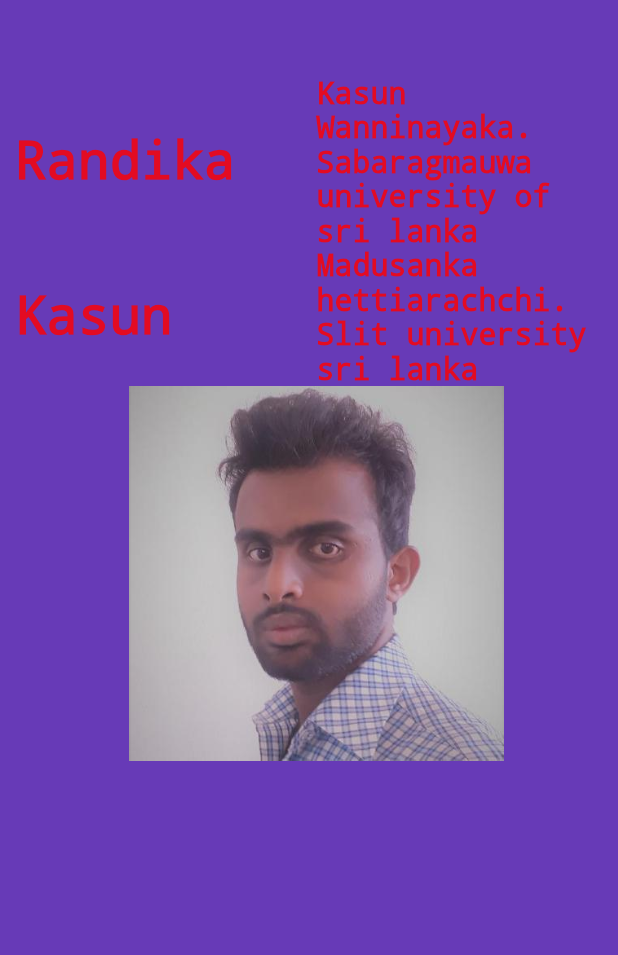
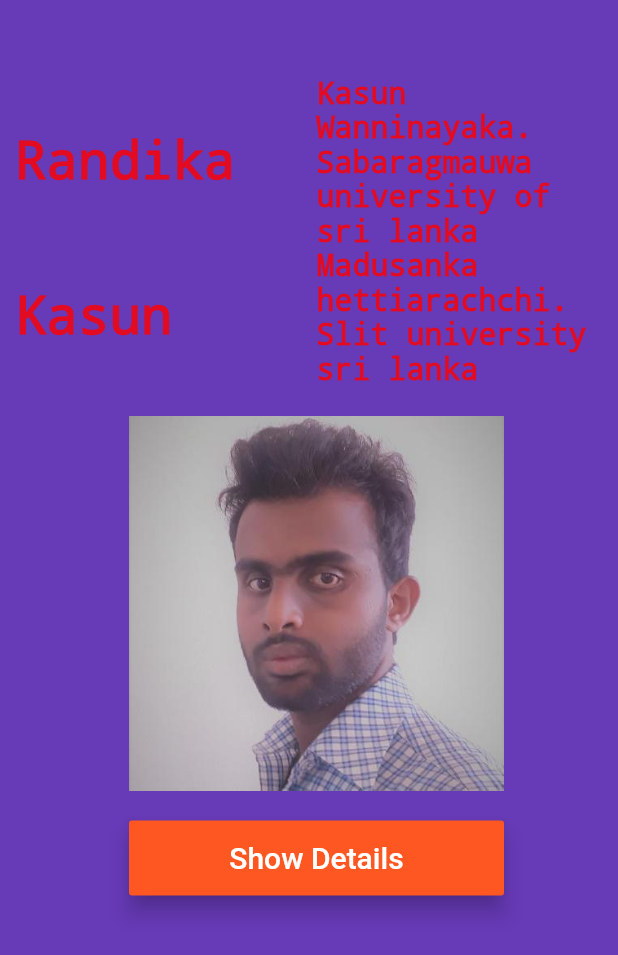
Before and after one commit to randikawann/BasicFlutter, a Flutter app: the screen it shows after launch, on a phone screen of 412 x 824 dp. Shown: the top 955 px of the screen. Run offline on Flutter 3.47's test engine with Material 2 defaults, Android fonts, the phone set to English and light mode, and no system bars.

Commit message:
raised button and alertdialog added

```diff
--- a/lib/app_screens/home.dart
+++ b/lib/app_screens/home.dart
@@ -58,7 +58,8 @@ class Home extends StatelessWidget {
                 )
               ],
             ),
-            FlightImageAssert()
+            FlightImageAssert(),
+            FlightBookButton()
           ],
         ));
   }
@@ -71,7 +72,44 @@ class FlightImageAssert extends StatelessWidget{
     AssetImage assetImage = AssetImage("images/29189619.jpeg");
     Image image = Image(image: assetImage, width: 250.0, height: 250.0,);
     return Container(
+      margin: EdgeInsets.only(top: 20.0),
       child: image,
     );
   }
 }
+
+class FlightBookButton extends StatelessWidget{
+  @override
+  Widget build(BuildContext context) {
+    // TODO: implement build
+    return Container(
+      margin: EdgeInsets.only(top: 20.0),
+      width: 250.0,
+      height: 50.0,
+      child: RaisedButton(
+          color: Colors.deepOrange,
+          child: Text(
+            "Show Details",
+            style: TextStyle(
+              fontSize: 20.0,
+              color: Colors.white,
+          ),),
+          elevation: 6.0,
+          onPressed: () {
+            //action
+            showUserDetails(context);
+          }),
+    );
+  }
+  void showUserDetails(BuildContext context){
+     var alertDialog = AlertDialog(
+       title: Text("Details shows successfully",),
+       content: Text("Choose like person as soon as posible "),
+     );
+
+     showDialog(context: context,
+     builder: (BuildContext context){
+       return alertDialog;
+     });
+  }
+}
--- a/lib/main.dart
+++ b/lib/main.dart
@@ -4,6 +4,7 @@ import './app_screens/home.dart';
 void main(){
   runApp(
     MaterialApp(
+      debugShowCheckedModeBanner: false,
       title: "Second App",
       home: Home(),
     )
```
